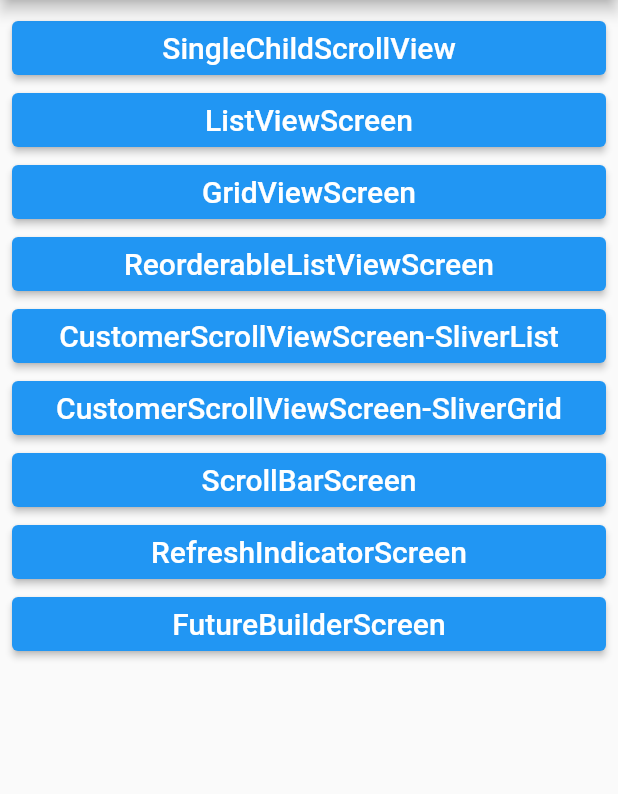
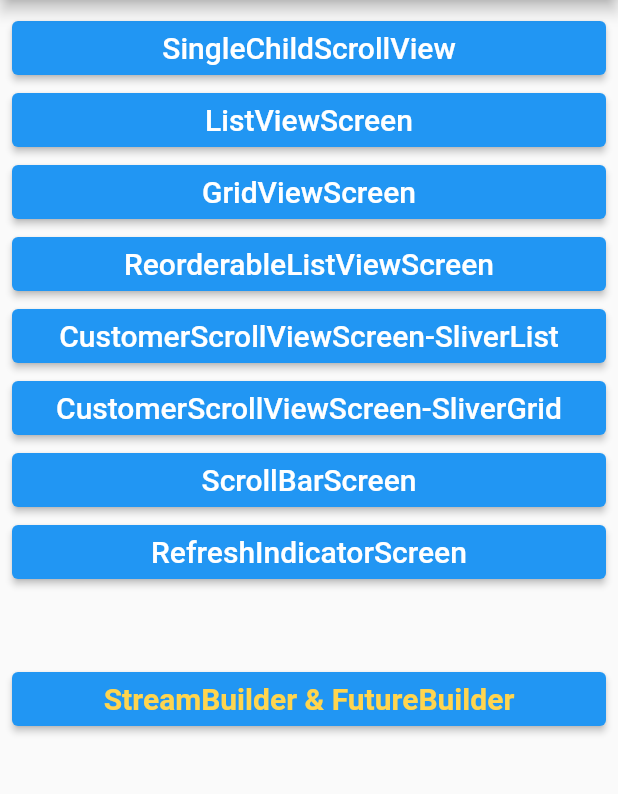
Before and after one commit to nzwgkim/scrollableWidgets, a Flutter app: the screen it shows after launch, on a phone screen of 412 x 824 dp, the part 84-878 px from its top. Run offline on Flutter 3.47's test engine with Material 2 defaults, Android fonts, the phone set to English and light mode, and no system bars.

Commit message:
StreamBuilder 추가... stateless widget에서도 동작함.

```diff
--- a/lib/screen/home_screen.dart
+++ b/lib/screen/home_screen.dart
@@ -110,6 +110,9 @@ class HomeScreen extends StatelessWidget {
                     'RefreshIndicatorScreen',
                     style: TextStyle(fontSize: 20),
                   )),
+              const SizedBox(
+                height: 50,
+              ),
               ElevatedButton(
                   onPressed: () => Navigator.of(context).push(
                         MaterialPageRoute<void>(
@@ -117,9 +120,12 @@ class HomeScreen extends StatelessWidget {
                               const FutureBuilderScreen(),
                         ),
                       ),
-                  child: const Text(
-                    'FutureBuilderScreen',
-                    style: TextStyle(fontSize: 20),
+                  child: Text(
+                    'StreamBuilder & FutureBuilder',
+                    style: TextStyle(
+                        fontSize: 20,
+                        color: Colors.amber[300],
+                        fontWeight: FontWeight.w700),
                   )),
             ],
           ),
```
Also changed, not shown: lib/screen/future_builder_screen.dart (+56 -17 lines).
